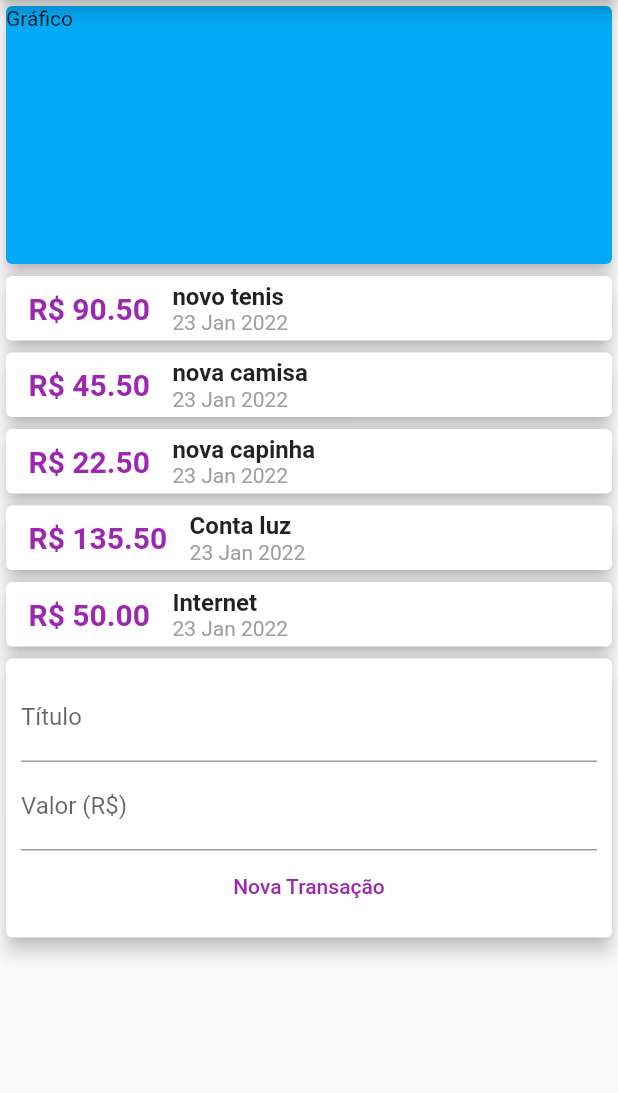
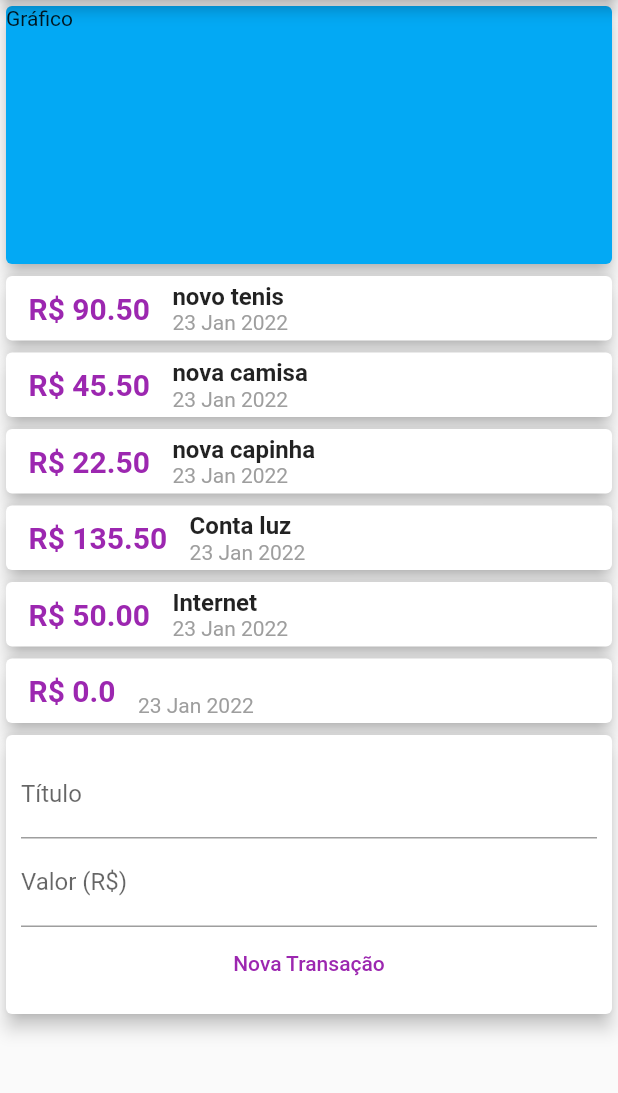
Before and after one commit to juniorsafera/Despesas_Pessoais_App, a Flutter app: the screen it shows after launch, after a tap on "Nova Transação", on a phone screen of 412 x 824 dp, the part 84-1177 px from its top. Run offline on Flutter 3.47's test engine with Material 2 defaults, Android fonts, the phone set to English and light mode, and no system bars.

Commit message:
adicionando transações

```diff
--- a/despesas_pessoais_app/lib/components/form_transacoes.dart
+++ b/despesas_pessoais_app/lib/components/form_transacoes.dart
@@ -1,7 +1,8 @@
 import 'package:flutter/material.dart';
 
 class FormTransacoes extends StatelessWidget {
-  const FormTransacoes({Key? key}) : super(key: key);
+  final void Function(String, double) onSubmit;
+  const FormTransacoes({Key? key, required this.onSubmit}) : super(key: key);
 
   @override
   Widget build(BuildContext context) {
@@ -29,8 +30,9 @@ class FormTransacoes extends StatelessWidget {
                 FlatButton(
                     textColor: Colors.purple,
                     onPressed: () {
-                      // ignore: avoid_print
-                      print(cTitulo.text);
+                      final titulo = cTitulo.text;
+                      final valor = double.tryParse(cValor.text) ?? 0.00;
+                      onSubmit(titulo, valor);
                     },
                     child: const Text('Nova Transação')),
               ],
--- a/despesas_pessoais_app/lib/components/trasacao_usuario.dart
+++ b/despesas_pessoais_app/lib/components/trasacao_usuario.dart
@@ -1,3 +1,5 @@
+import 'dart:math';
+
 import 'package:despesas_pessoais_app/components/form_transacoes.dart';
 import 'package:despesas_pessoais_app/components/lista_transicoes.dart';
 import 'package:despesas_pessoais_app/models/transacoes.dart';
@@ -44,12 +46,26 @@ class _TransacaoUsuarioState extends State<TransacaoUsuario> {
     ),
   ];
 
+  _adicionarTransacao(String titulo, double valor) {
+    final novaTransacao = ModeloTransacoes(
+        id: Random().nextDouble().toString(),
+        titulo: titulo,
+        valor: valor.toString(),
+        data: DateTime.now());
+
+    setState(() {
+      _transacoes.add(novaTransacao);
+    });
+  }
+
   @override
   Widget build(BuildContext context) {
     return Column(
       children: [
         ListaTransacoes(transacoes: _transacoes),
-        const FormTransacoes(),
+        FormTransacoes(
+          onSubmit: _adicionarTransacao,
+        ),
       ],
     );
   }
```
